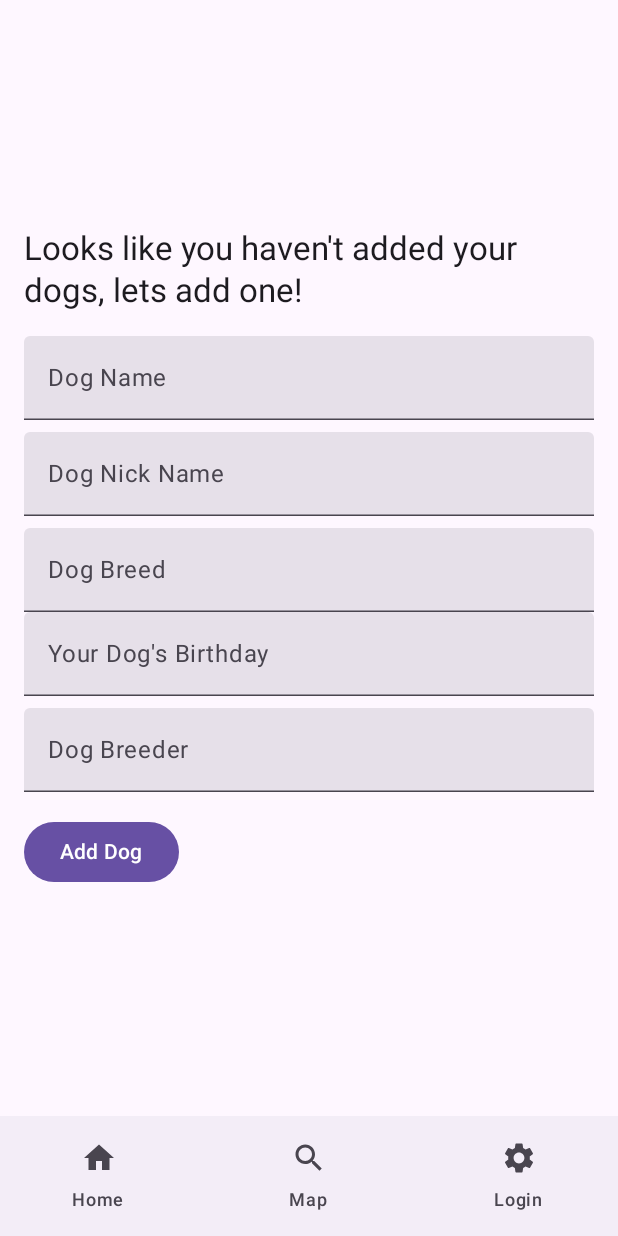
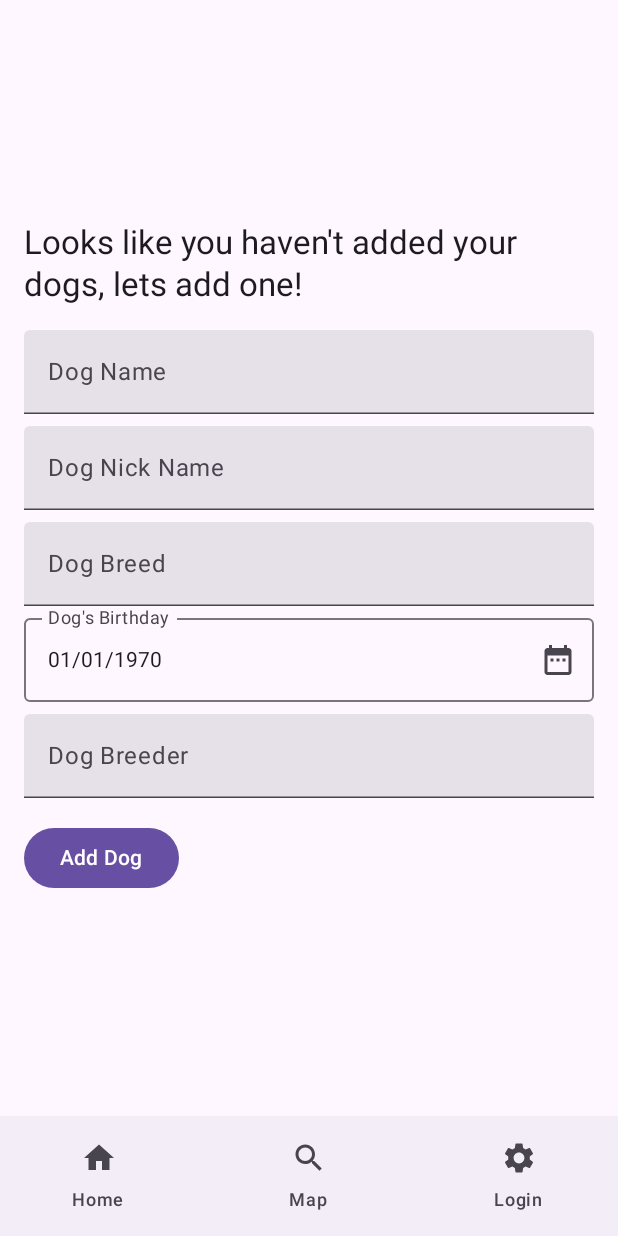
Before and after one commit to mattia-lerario/Dogday, an Android app built with Jetpack Compose: the AddDogScreen screen opened through its navigation route, on a phone screen of 412 x 824 dp. Run offline under Robolectric (Android 15) with nearby library versions, the phone set to English and light mode, and no system bars; our stand-ins replace Firebase (no records; nobody signed in at launch, a user with empty details on screens opened directly).

Commit message:
Endret kode i screens
Endret og lagt til kode i screenen AddDogScreen, HomeScreen, Dog dataklassen.

```diff
--- a/app/build.gradle.kts
+++ b/app/build.gradle.kts
@@ -75,6 +75,7 @@ dependencies {
     implementation(libs.androidx.ui.graphics) // Corrected from libs.androidx.ui.graphics
     implementation(libs.androidx.ui.tooling.preview) // Corrected from libs.androidx.ui.tooling.preview
     implementation(libs.androidx.material3)
+    implementation("androidx.compose.material3:material3:1.1.0")
     implementation(libs.androidx.navigation.compose)
     implementation(libs.androidx.navigation.runtime.ktx)
     implementation("com.google.maps.android:maps-compose:6.1.2")
--- a/app/src/main/java/com/example/dogday/AddDogScreen.kt
+++ b/app/src/main/java/com/example/dogday/AddDogScreen.kt
@@ -1,22 +1,36 @@
 
 package com.example.dogday
 
+import androidx.compose.foundation.background
 import androidx.compose.foundation.layout.*
+import androidx.compose.material.icons.Icons
+import androidx.compose.material.icons.filled.DateRange
 import androidx.compose.material3.*
 import androidx.compose.runtime.*
+import androidx.compose.ui.Alignment
 import androidx.compose.ui.Modifier
+import androidx.compose.ui.draw.shadow
 import androidx.compose.ui.unit.dp
+import androidx.compose.ui.window.Popup
 import androidx.navigation.NavController
 import com.example.dogday.models.Dog
 import com.google.firebase.auth.FirebaseAuth
+import java.text.SimpleDateFormat
+import java.util.Date
+import java.util.Locale
 
+@OptIn(ExperimentalMaterial3Api::class)
 @Composable
 fun AddDogScreen(navController: NavController) {
     var dogName by remember { mutableStateOf("") }
     var dogNickName by remember { mutableStateOf("") }
-    var dogBirthday by remember { mutableStateOf("") }
     var dogBreed by remember { mutableStateOf("") }
     var dogBreeder by remember { mutableStateOf("") }
+
+    var showDatePicker by remember { mutableStateOf(false) }
+    val datePickerState = rememberDatePickerState()
+    val dogBirthday = datePickerState.selectedDateMillis ?: 0L
+
 
     val firestoreInteractions = FirestoreInteractions()
 
@@ -55,12 +69,47 @@ fun AddDogScreen(navController: NavController) {
             modifier = Modifier.fillMaxWidth()
         )
 
-        TextField(
-            value = dogBirthday,
-            onValueChange = { dogBirthday = it },
-            label = { Text("Your Dog's Birthday") },
+        Box(
             modifier = Modifier.fillMaxWidth()
-        )
+        ) {
+            OutlinedTextField(
+                value = convertMillisToDate(dogBirthday),
+                onValueChange = { },
+                label = { Text("Dog's Birthday") },
+                readOnly = true,
+                trailingIcon = {
+                    IconButton(onClick = { showDatePicker = !showDatePicker }) {
+                        Icon(
+                            imageVector = Icons.Default.DateRange,
+                            contentDescription = "Select date"
+                        )
+                    }
+                },
+                modifier = Modifier
+                    .fillMaxWidth()
+                    .height(64.dp)
+            )
+
+            if (showDatePicker) {
+                Popup(onDismissRequest = { showDatePicker = false},
+                    alignment = Alignment.TopStart
+                ){
+                    Box(
+                        modifier = Modifier
+                            .fillMaxWidth()
+                            .offset(y = 64.dp)
+                            .shadow(elevation = 4.dp)
+                            .background(MaterialTheme.colorScheme.surface)
+                            .padding(16.dp)
+                    ){
+                        DatePicker(
+                            state = datePickerState,
+                            showModeToggle = false
+                        )
+                    }
+                }
+            }
+        }
 
         Spacer(modifier = Modifier.height(8.dp))
 
@@ -99,3 +148,8 @@ fun AddDogScreen(navController: NavController) {
         }
     }
 }
+
+fun convertMillisToDate(millis: Long): String {
+    val formatter = SimpleDateFormat("MM/dd/yyyy", Locale.getDefault())
+    return formatter.format(Date(millis))
+}
--- a/app/src/main/java/com/example/dogday/models/Dog.kt
+++ b/app/src/main/java/com/example/dogday/models/Dog.kt
@@ -5,8 +5,8 @@ import java.util.UUID
 data class Dog(
     val dogId: String = UUID.randomUUID().toString(),  // Generate a random UID
     val name: String,
-    val nickName: String,
+    val nickName: String = "",
     val breed: String,
-    val birthday: String,
-    val breeder: String
+    val birthday: Long,
+    val breeder: String = ""
 )
```
Also changed, not shown: app/src/main/java/com/example/dogday/HomeScreen.kt (+8 -1 lines).
